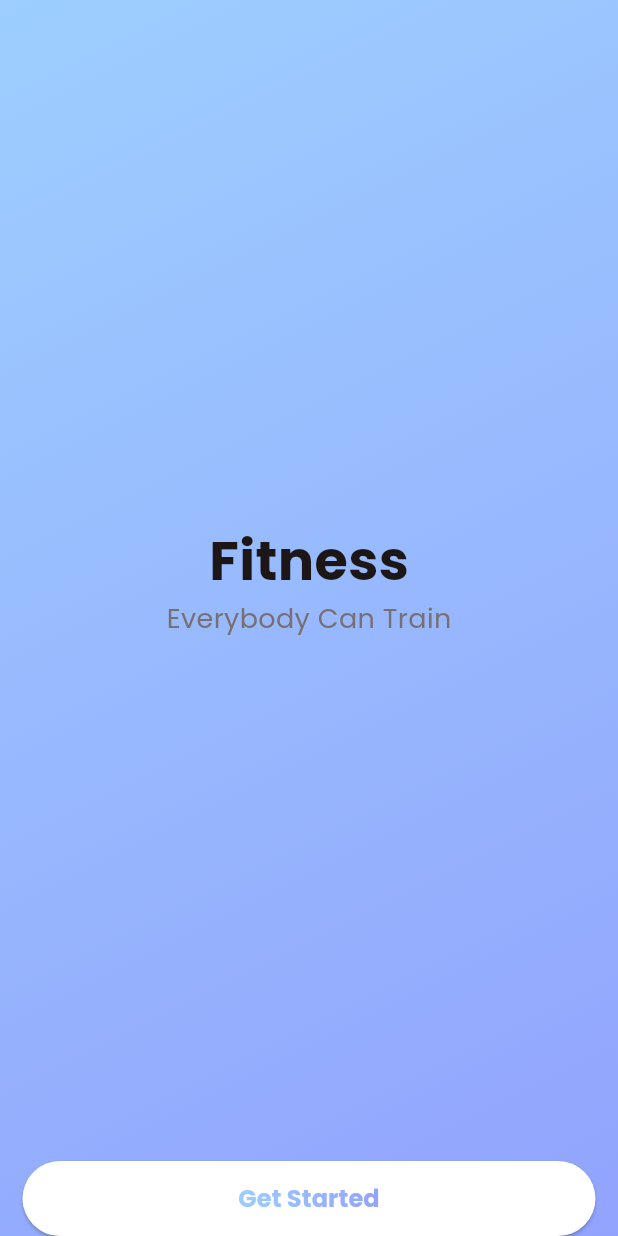
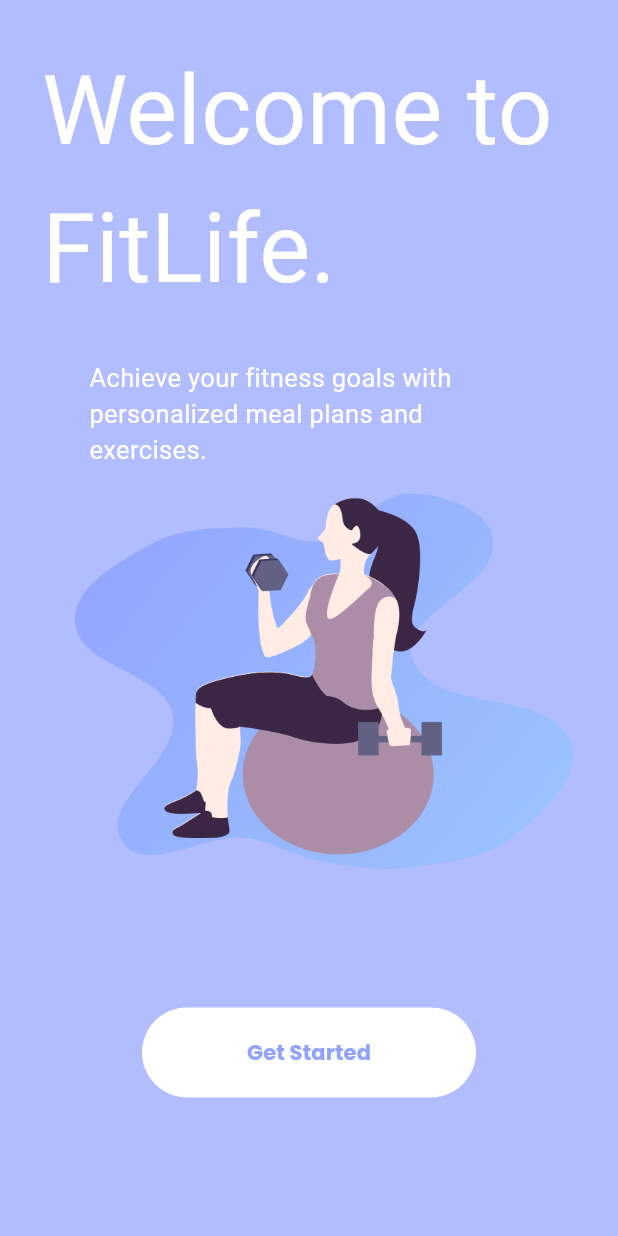
Before and after one commit to Valley-View-University/FitLife-Mobile-App, a Flutter app: the screen it shows after launch, after a tap on "Get Started", on a phone screen of 412 x 824 dp. Run offline on Flutter 3.47's test engine with Material 3 defaults, Android fonts, the phone set to English and light mode, and no system bars; our stand-ins replace animated_toggle_switch, carousel_slider, fl_chart, google_fonts, readmore, scrollable_positioned_list and 1 more; missing offline and left inert: dotted_dashed_line, simple_animation_progress_bar; Roboto replaces fonts that are missing (Aldrich, Aleo); key blocks and very long unbroken strings in the code were emptied for the run.

Commit message:
zeph's second commit

```diff
--- a/lib/view/on_boarding/started_view.dart
+++ b/lib/view/on_boarding/started_view.dart
@@ -1,8 +1,12 @@
+// ignore_for_file: prefer_const_constructors
+
 import 'package:fitness/common/colo_extension.dart';
 import 'package:fitness/view/on_boarding/on_boarding_view.dart';
 import 'package:flutter/material.dart';
+import 'package:google_fonts/google_fonts.dart';
 
 import '../../common_widget/round_button.dart';
+
 
 class StartedView extends StatefulWidget {
   const StartedView({super.key});
@@ -22,57 +26,67 @@ class _StartedViewState extends State<StartedView> {
       body: Container(
           width: media.width,
           decoration: BoxDecoration(
-            gradient: isChangeColor
-                ? LinearGradient(
-                    colors: TColor.primaryG,
-                    begin: Alignment.topLeft,
-                    end: Alignment.bottomRight)
-                : null,
-          ),
+           color: Color(0xB792A3FD),),
           child: Column(
-            mainAxisAlignment: MainAxisAlignment.center,
+
             children: [
-              const Spacer(),
-              Text(
-                "Fitness",
-                style: TextStyle(
-                    color: TColor.black,
-                    fontSize: 36,
-                    fontWeight: FontWeight.w700),
+
+              Padding(
+                padding: const EdgeInsets.all(28.0),
+                child: Text(
+              'Welcome to FitLife.',
+              style: GoogleFonts.aleo(
+                color: Colors.white,
+                fontSize: 64,
+                fontWeight: FontWeight.w400,
+              )
               ),
-              Text(
-                "Everybody Can Train",
-                style: TextStyle(
-                  color: TColor.gray,
-                  fontSize: 18,
+              ),
+
+              SizedBox(
+                width: 293,
+                height: 69,
+                child: Text(
+                  "Achieve your fitness goals with personalized meal plans and exercises.",
+                  style: GoogleFonts.aldrich(
+                    fontSize: 17,
+                    fontWeight: FontWeight.w400,
+                    color: Colors.white
+                  ),
+                ),
+              ),
+              Padding(
+                padding: const EdgeInsets.only(
+                  top: 20,
+                  left:50,right: 30 ),
+                child: Container(
+                  child: Image(
+                    image: AssetImage("assets/img/complete_profile.png")),
                 ),
               ),
               const Spacer(),
               SafeArea(
                 child: Padding(
                   padding: const EdgeInsets.symmetric(horizontal: 15),
-                  child: RoundButton(
-                    title: "Get Started",
-                    type: isChangeColor
-                        ? RoundButtonType.textGradient
-                        : RoundButtonType.bgGradient,
-                    onPressed: () {
-                      if (isChangeColor) {
-                        //GO Next Screen
-                        Navigator.push(
-                            context,
-                            MaterialPageRoute(
-                                builder: (context) => const OnBoardingView()));
-                      } else {
-                        //Change Color
-                        setState(() {
-                          isChangeColor = true;
-                        });
-                      }
-                    },
+                  child: TextButton(onPressed: () {},
+                  style: ButtonStyle(
+                    shape: MaterialStatePropertyAll(RoundedRectangleBorder(borderRadius:BorderRadius.circular(30) )),
+                    padding: MaterialStatePropertyAll(EdgeInsets.only(top:20,bottom: 20,left: 70,right: 70)),
+                    backgroundColor: MaterialStatePropertyAll(Colors.white),
                   ),
+                  child: Text(
+                    "Get Started",
+                    style: GoogleFonts.poppins(
+                    color: Color(0xFF92A3FD),
+                    fontWeight: FontWeight.w700,
+
+                    ),
+                  ),
+
+                  )
                 ),
-              )
+              ),
+             const Spacer()
             ],
           )),
     );
```
